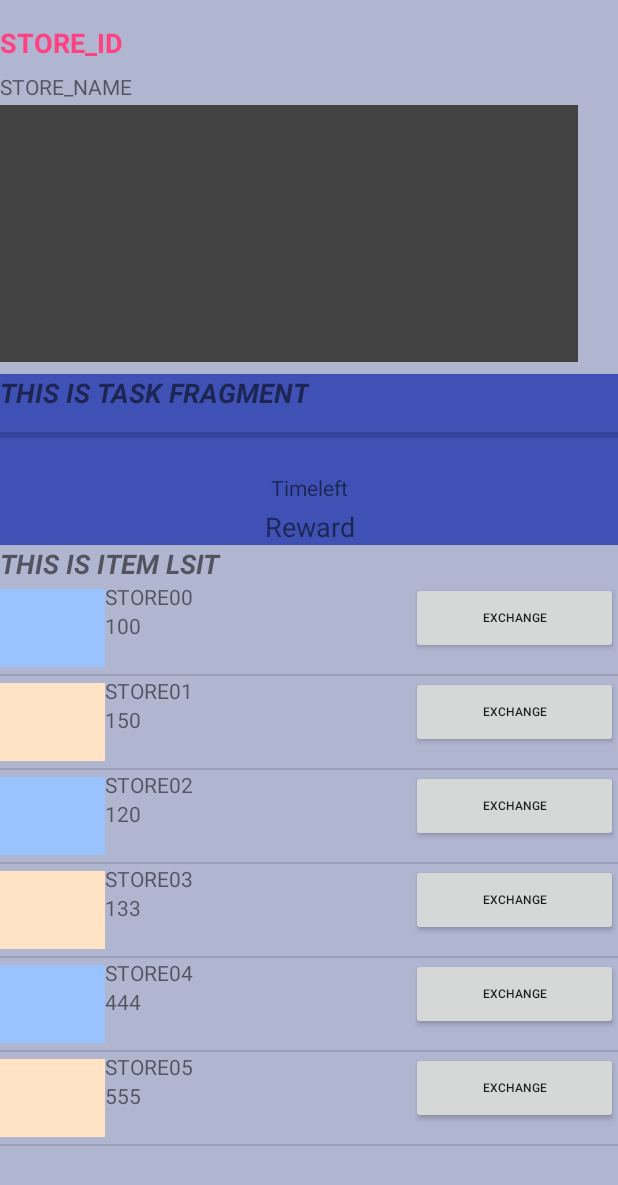
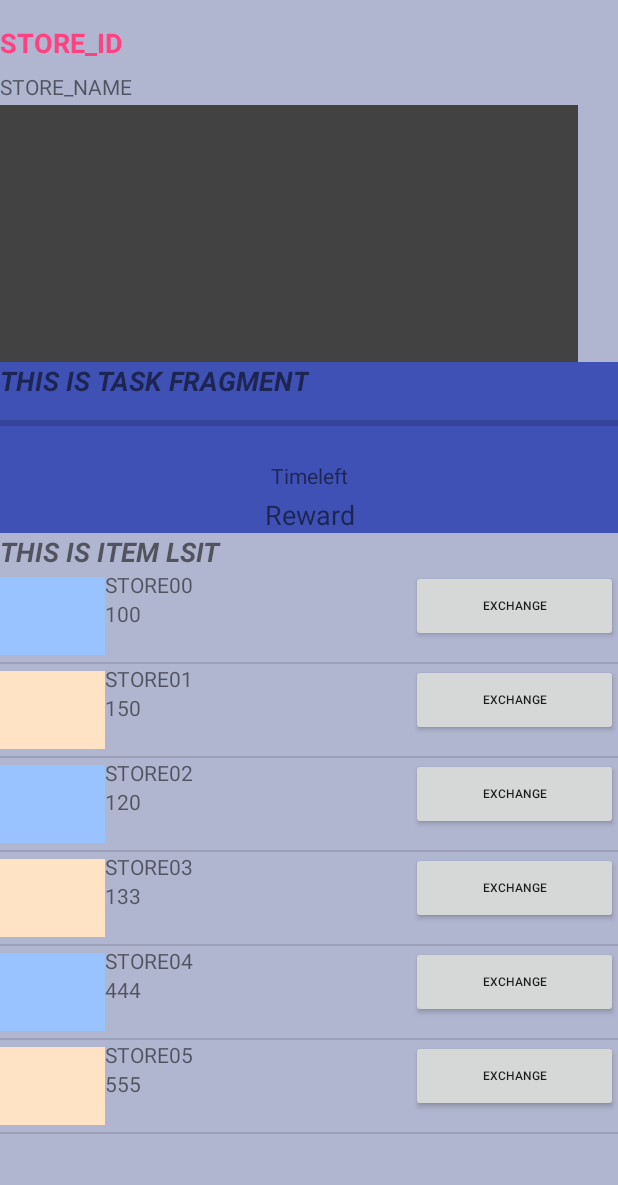
Before and after one commit to endkarn/projectNFC, an Android app: the TheStoreDetailFragment screen opened directly, with no data from a screen before it, on a phone screen of 412 x 824 dp. Shown: the top 1185 px of the screen. Run offline under Robolectric (Android 15) with nearby library versions, the phone set to English and light mode, and no system bars; our stand-ins replace Firebase (no records; nobody signed in at launch, a user with empty details on screens opened directly); 3 statements that could not run were skipped.

Commit message:
Data Bliding on TheStoreTaskFragment แก้ไขโมเดลให้ตรงตาม Firebase แก้ไขชื่อตัวแปร fragment_the_store_task

```diff
--- a/app/src/main/java/com/karnjang/firebasedemo/UserInfoActivity.java
+++ b/app/src/main/java/com/karnjang/firebasedemo/UserInfoActivity.java
@@ -60,6 +60,7 @@ public class UserInfoActivity extends AppCompatActivity {
                 public void onDataChange(DataSnapshot dataSnapshot) {
                     if (dataSnapshot.exists()) {
                         User user = dataSnapshot.getValue(User.class);
+                        Log.i("UserInfoAct INFO","Check USER json "+dataSnapshot.getValue());
                         Toast.makeText(getApplicationContext(), "Setting XP", Toast.LENGTH_SHORT).show();
                         TextView userText = (TextView) findViewById(R.id.textUsername);
                         int userLevel = user.getTotalXp() / 100;
--- a/app/src/main/java/com/karnjang/firebasedemo/fragments/TheStoreDetailFragment.java
+++ b/app/src/main/java/com/karnjang/firebasedemo/fragments/TheStoreDetailFragment.java
@@ -28,6 +28,7 @@ public class TheStoreDetailFragment extends Fragment {
     DatabaseReference dbref = FirebaseDatabase.getInstance().getReference();
     DatabaseReference dbStoreRef = dbref.child("STORE");
 
+
     public TheStoreDetailFragment() {
         // Required empty public constructor
     }
@@ -37,45 +38,45 @@ public class TheStoreDetailFragment extends Fragment {
     public View onCreateView(LayoutInflater inflater, ViewGroup container,
                              Bundle savedInstanceState) {
         // Inflate the layout for this fragment
-        View thestoreview = inflater.inflate(R.layout.fragment_the_store_detail,container,false);
-        final TextView textTheStoreId = (TextView) thestoreview.findViewById(R.id.textTheStoreId);
-        final TextView textTheStoreName = (TextView) thestoreview.findViewById(R.id.textTheStoreName);
+        View theStoreDetailView = inflater.inflate(R.layout.fragment_the_store_detail,container,false);
+        final TextView textTheStoreId = (TextView) theStoreDetailView.findViewById(R.id.textTheStoreId);
+        final TextView textTheStoreName = (TextView) theStoreDetailView.findViewById(R.id.textTheStoreName);
 
         Log.i("TheStoreDetail INFO","Start Getting Data From The Store From Firebase" +dbStoreRef);
 
        String storeId = getActivity().getIntent().getExtras().getString("storeID");
 
         Log.i("TheStoreDetail INFO","Check StoreID From Activity "+storeId);
-//        dbStoreRef.child(storeId).addListenerForSingleValueEvent(new ValueEventListener() {
-//            @Override
-//            public void onDataChange(DataSnapshot dataSnapshot) {
-//                if (dataSnapshot.exists()){
-//                    Store oneStore = new Store();
-//                    String storeId = (String) dataSnapshot.child("storeID").getValue();
-//                    String storeName = (String) dataSnapshot.child("storeName").getValue();
-//                    oneStore.setStoreID(storeId);
-//                    oneStore.setStoreName(storeName);
-//                    Log.i("TheStoreDetail INFO","Check DATA StoreID"+storeId);
-//                    Log.i("TheStoreDetail INFO","Check DATA StoreName"+storeName);
-//
-//                    textTheStoreId.setText("STORE_ID__"+storeId);
-//                    textTheStoreName.setText("STORE_NAME__"+storeName);
-//                }else {
-//                    Log.i("TheStoreDetail INFO","No Data From Firebase");
-//                }
-//            }
-//
-//            @Override
-//            public void onCancelled(DatabaseError databaseError) {
-//
-//            }
-//        });
+        dbStoreRef.child(storeId).addListenerForSingleValueEvent(new ValueEventListener() {
+            @Override
+            public void onDataChange(DataSnapshot dataSnapshot) {
+                if (dataSnapshot.exists()){
+                    Store oneStore = new Store();
+                    String storeId = (String) dataSnapshot.child("storeID").getValue();
+                    String storeName = (String) dataSnapshot.child("storeName").getValue();
+                    oneStore.setStoreID(storeId);
+                    oneStore.setStoreName(storeName);
+                    Log.i("TheStoreDetail INFO","Check DATA StoreID"+storeId);
+                    Log.i("TheStoreDetail INFO","Check DATA StoreName"+storeName);
+
+                    textTheStoreId.setText("STORE_ID__"+storeId);
+                    textTheStoreName.setText("STORE_NAME__"+storeName);
+                }else {
+                    Log.i("TheStoreDetail INFO","No Data From Firebase");
+                }
+            }
+
+            @Override
+            public void onCancelled(DatabaseError databaseError) {
+
+            }
+        });
 
 
         Log.i("StoreDetail INFO","position"+storeId);
 
 
-        return thestoreview;
+        return theStoreDetailView;
     }
 
 }
--- a/app/src/main/java/com/karnjang/firebasedemo/fragments/TheStoreTaskFragment.java
+++ b/app/src/main/java/com/karnjang/firebasedemo/fragments/TheStoreTaskFragment.java
@@ -3,16 +3,32 @@ package com.karnjang.firebasedemo.fragments;
 
 import android.os.Bundle;
 import android.support.v4.app.Fragment;
+import android.util.Log;
 import android.view.LayoutInflater;
 import android.view.View;
 import android.view.ViewGroup;
+import android.widget.ProgressBar;
+import android.widget.TextView;
 
+import com.google.firebase.database.DataSnapshot;
+import com.google.firebase.database.DatabaseError;
+import com.google.firebase.database.DatabaseReference;
+import com.google.firebase.database.FirebaseDatabase;
+import com.google.firebase.database.ValueEventListener;
 import com.karnjang.firebasedemo.R;
+import com.karnjang.firebasedemo.models.Store;
+import com.karnjang.firebasedemo.models.Task;
+import com.karnjang.firebasedemo.models.User;
+
+import org.w3c.dom.Text;
 
 /**
  * A simple {@link Fragment} subclass.
  */
 public class TheStoreTaskFragment extends Fragment {
+
+    DatabaseReference dbref = FirebaseDatabase.getInstance().getReference();
+    DatabaseReference dbStoreRef = dbref.child("STORE");
 
 
     public TheStoreTaskFragment() {
@@ -24,7 +40,62 @@ public class TheStoreTaskFragment extends Fragment {
     public View onCreateView(LayoutInflater inflater, ViewGroup container,
                              Bundle savedInstanceState) {
         // Inflate the layout for this fragment
-        return inflater.inflate(R.layout.fragment_the_store_task, container, false);
+        View thestoretaskview = inflater.inflate(R.layout.fragment_the_store_task, container, false);
+        final TextView textTaskName = (TextView) thestoretaskview.findViewById(R.id.textTaskName) ;
+        ProgressBar progressTaskBar = (ProgressBar) thestoretaskview.findViewById(R.id.progressTaskBar);
+        TextView textProgressBar = (TextView) thestoretaskview.findViewById(R.id.textTaskProgressBar);
+        TextView textTaskTimeLeft = (TextView) thestoretaskview.findViewById(R.id.textTaskTimeLeft);
+        final TextView textTaskRewards = (TextView) thestoretaskview.findViewById(R.id.textTaskRewards);
+
+        String storeId = getActivity().getIntent().getExtras().getString("storeID");
+
+        Log.i("TheStoreTask INFO","Check StoreID From Activity "+storeId);
+        dbStoreRef.child(storeId).child("TASK").addListenerForSingleValueEvent(new ValueEventListener() {
+            @Override
+            public void onDataChange(DataSnapshot taskSnapshot) {
+                if (taskSnapshot.exists()){
+                 Task oneStoreTask = taskSnapshot.getValue(Task.class);
+                    textTaskName.setText(oneStoreTask.getTaskName());
+                    textTaskRewards.setText("Rewards XP+"+oneStoreTask.getTaskExpReward()+"/ Point+"+oneStoreTask.getTaskPointReward());
+
+                    //Log.i("TheStoreTask INFO","Check DATA StoreID "+oneStoreTask.getStoreName());
+                   // Log.i("TheStoreTask INFO","Check DATA StoreID "+oneStoreTask.getTaskName());
+                    //Log.i("TheStoreTask INFO","Check DATA StoreID "+taskSnapshot.child("taskConditionForCompleteTask").getValue());
+
+                    //Integer taskConditionForCompleteTask = (Integer) taskSnapshot.child("taskConditionForCompleteTask").getValue();
+
+                    //Log.i("TheStoreTask INFO","Check DATA StoreID "+taskConditionForCompleteTask);
+
+//                    String taskDetail = (String)  taskSnapshot.child("taskDetail").getValue();
+//                    int taskExpReward = (int)  taskSnapshot.child("taskExpReward").getValue();
+//                    String taskName = (String)  taskSnapshot.child("taskName").getValue();
+//                    int taskPointReward = (int)  taskSnapshot.child("taskPointReward").getValue();
+
+//                    Log.i("TheStoreTask INFO","Check DATA StoreID"+taskSnapshot.getValue());
+//                    Log.i("TheStoreTask INFO","Check DATA StoreID"+oneStoreTask);
+
+
+//                    String storeId = (String) dataSnapshot.child("storeID").getValue();
+//                    String storeName = (String) dataSnapshot.child("storeName").getValue();
+//                    oneStore.setStoreID(storeId);
+//                    oneStore.setStoreName(storeName);
+//                    Log.i("TheStoreTask INFO","Check DATA StoreID"+taskDetail);
+//                    Log.i("TheStoreTask INFO","Check DATA StoreName"+taskName);
+
+                }else {
+                    Log.i("TheStoreTask INFO","No Data From Firebase");
+                }
+            }
+
+            @Override
+            public void onCancelled(DatabaseError databaseError) {
+
+            }
+        });
+
+
+        Log.i("TheStoreTask INFO","position"+storeId);
+        return thestoretaskview;
     }
 
 }
--- a/app/src/main/res/layout/activity_the_store.xml
+++ b/app/src/main/res/layout/activity_the_store.xml
@@ -30,7 +30,7 @@
                 android:name="com.karnjang.firebasedemo.fragments.TheStoreTaskFragment"
                 android:layout_width="match_parent"
                 android:layout_height="wrap_content"
-                android:layout_marginTop="8dp"
+
                 app:layout_constraintTop_toBottomOf="@+id/fragment"
                 tools:layout="@layout/fragment_the_store_task"
                 tools:layout_editor_absoluteX="0dp" />
--- a/app/src/main/res/layout/fragment_the_store_task.xml
+++ b/app/src/main/res/layout/fragment_the_store_task.xml
@@ -13,7 +13,7 @@
         android:layout_height="match_parent">
 
         <TextView
-            android:id="@+id/textView6"
+            android:id="@+id/textTaskName"
             android:layout_width="wrap_content"
             android:layout_height="0dp"
             android:text="THIS IS TASK FRAGMENT"
@@ -31,42 +31,42 @@
             tools:layout_editor_absoluteX="0dp">
 
             <ProgressBar
-                android:id="@+id/progressBar4"
+                android:id="@+id/progressTaskBar"
                 style="?android:attr/progressBarStyleHorizontal"
                 android:layout_width="match_parent"
                 android:layout_height="18dp"
                 android:layout_marginTop="8dp"
-                app:layout_constraintTop_toBottomOf="@+id/textView7"
+                app:layout_constraintTop_toBottomOf="@+id/textTaskProgressBar"
                 tools:layout_editor_absoluteX="14dp" />
 
             <TextView
-                android:id="@+id/textView7"
+                android:id="@+id/textTaskProgressBar"
                 android:layout_width="match_parent"
                 android:layout_height="0dp"
                 android:layout_marginTop="8dp"
                 android:text="Progressing"
-                app:layout_constraintTop_toBottomOf="@+id/textView6"
+                app:layout_constraintTop_toBottomOf="@+id/textTaskName"
                 tools:layout_editor_absoluteX="155dp" />
 
             <TextView
-                android:id="@+id/textView8"
+                android:id="@+id/textTaskTimeLeft"
                 android:layout_width="match_parent"
                 android:layout_height="wrap_content"
                 android:layout_marginTop="8dp"
                 android:text="Timeleft"
                 android:textAlignment="center"
-                app:layout_constraintTop_toBottomOf="@+id/progressBar4"
+                app:layout_constraintTop_toBottomOf="@+id/progressTaskBar"
                 tools:layout_editor_absoluteX="164dp" />
 
             <TextView
-                android:id="@+id/textView9"
+                android:id="@+id/textTaskRewards"
                 android:layout_width="match_parent"
                 android:layout_height="wrap_content"
                 android:layout_marginTop="4dp"
                 android:text="Reward"
                 android:textAlignment="center"
                 android:textSize="18sp"
-                app:layout_constraintTop_toBottomOf="@+id/textView8"
+                app:layout_constraintTop_toBottomOf="@+id/textTaskTimeLeft"
                 tools:layout_editor_absoluteX="163dp" />
 
         </LinearLayout>
```
Also changed, not shown: app/src/main/java/com/karnjang/firebasedemo/models/Item.java (+6 -10 lines), app/src/main/java/com/karnjang/firebasedemo/models/Store.java (+14 -14 lines), app/src/main/java/com/karnjang/firebasedemo/models/Task.java (+31 -55 lines).
